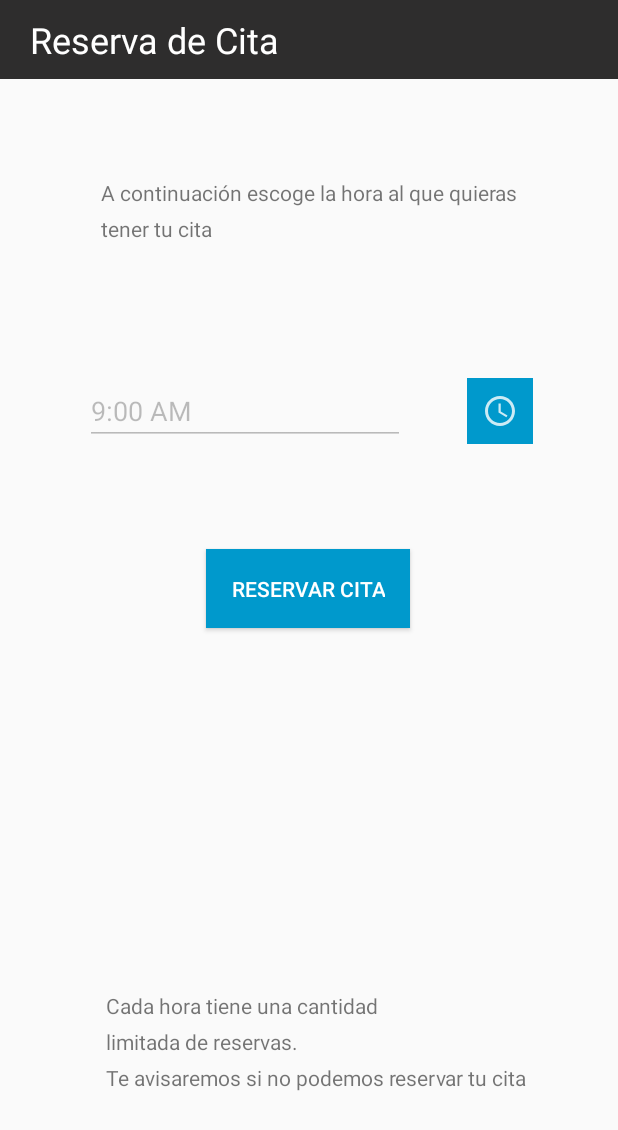
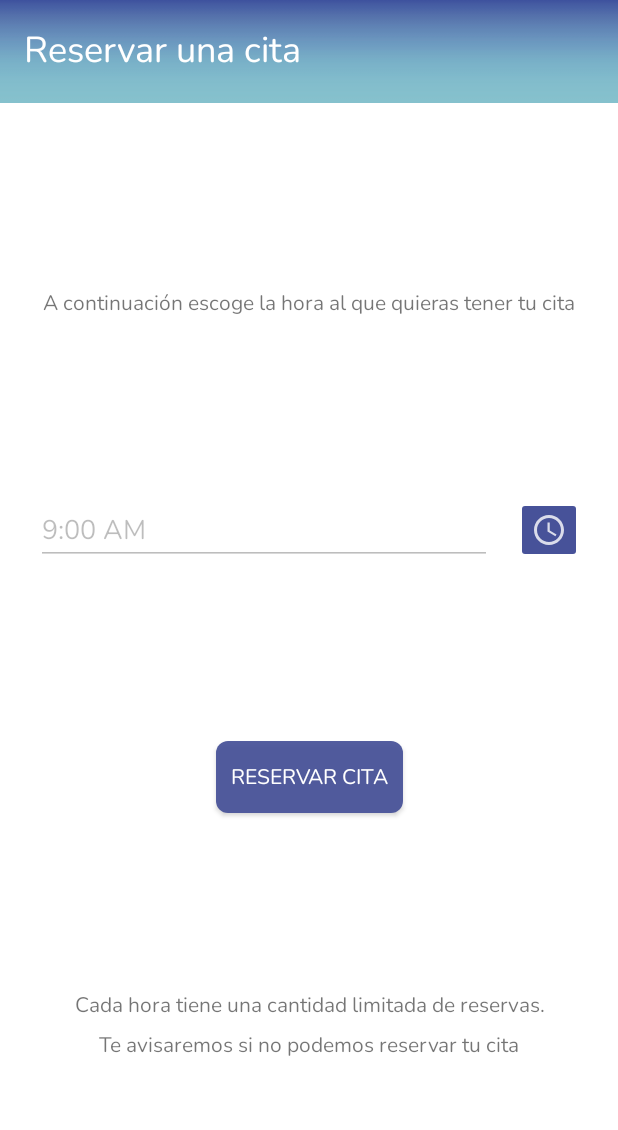
Before and after one commit to Jonatlop07/BookInPopOutMobile, an Android app: the userReserveDate screen opened directly, with no data from a screen before it, on a phone screen of 412 x 824 dp. Shown: the top 1130 px of the screen. Run offline under Robolectric (Android 15) with nearby library versions, the phone set to English and light mode, and no system bars; our stand-ins replace Firebase (no records; nobody signed in at launch, a user with empty details on screens opened directly); libraries missing offline, so code that uses them is left out: com.loopj.android, cz.msebera.android.

```diff
--- a/app/src/main/res/layout/activity_user_perfil.xml
+++ b/app/src/main/res/layout/activity_user_perfil.xml
@@ -11,10 +11,10 @@
         android:id="@+id/textView13"
         android:layout_width="0dp"
         android:layout_height="wrap_content"
-        android:layout_marginStart="32dp"
-        android:layout_marginLeft="32dp"
-        android:layout_marginEnd="32dp"
-        android:layout_marginRight="32dp"
+        android:layout_marginStart="16dp"
+        android:layout_marginLeft="16dp"
+        android:layout_marginEnd="16dp"
+        android:layout_marginRight="16dp"
         android:gravity="center_vertical"
         android:text="Perfil del Usuario"
         android:textColor="@android:color/white"
--- a/app/src/main/res/layout/activity_user_reserve_date.xml
+++ b/app/src/main/res/layout/activity_user_reserve_date.xml
@@ -4,93 +4,71 @@
     xmlns:tools="http://schemas.android.com/tools"
     android:layout_width="match_parent"
     android:layout_height="match_parent"
+    android:background="@drawable/top_line_bg"
     tools:context=".userReserveDate">
-
-    <TextView
-        android:id="@+id/textView20"
-        android:layout_width="0dp"
-        android:layout_height="wrap_content"
-        android:layout_marginBottom="8dp"
-        android:background="#2E2D2D"
-        android:gravity="center_vertical"
-        android:paddingLeft="20dp"
-        android:paddingTop="10dp"
-        android:paddingRight="20dp"
-        android:paddingBottom="10dp"
-        android:text="Reserva de Cita"
-        android:textColor="#FFFFFF"
-        android:textSize="24sp"
-        app:layout_constraintBottom_toBottomOf="parent"
-        app:layout_constraintEnd_toEndOf="parent"
-        app:layout_constraintStart_toStartOf="parent"
-        app:layout_constraintTop_toTopOf="parent"
-        app:layout_constraintVertical_bias="0.0" />
 
     <EditText
         android:id="@+id/timeText"
-        android:layout_width="wrap_content"
+        android:layout_width="0dp"
         android:layout_height="wrap_content"
-        android:layout_marginStart="16dp"
-        android:layout_marginLeft="16dp"
-        android:layout_marginTop="24dp"
+        android:layout_marginEnd="16dp"
+        android:layout_marginRight="16dp"
         android:ems="10"
         android:enabled="false"
         android:inputType="time"
         android:text="9:00 AM"
-        app:layout_constraintBottom_toBottomOf="parent"
+        app:fontFamily="@font/nunito"
+        app:layout_constraintBottom_toTopOf="@+id/reservoirButton"
         app:layout_constraintEnd_toStartOf="@+id/hourButton"
-        app:layout_constraintStart_toStartOf="parent"
-        app:layout_constraintTop_toBottomOf="@+id/textView10"
-        app:layout_constraintVertical_bias="0.110000014" />
+        app:layout_constraintHorizontal_bias="0.5"
+        app:layout_constraintStart_toStartOf="@+id/textView10"
+        app:layout_constraintTop_toBottomOf="@+id/textView10" />
 
     <TextView
         android:id="@+id/textView10"
-        android:layout_width="wrap_content"
+        android:layout_width="0dp"
         android:layout_height="wrap_content"
-        android:layout_marginStart="16dp"
-        android:layout_marginLeft="16dp"
-        android:layout_marginTop="16dp"
-        android:layout_marginEnd="16dp"
-        android:layout_marginRight="16dp"
+        android:layout_marginStart="24dp"
+        android:layout_marginLeft="24dp"
+        android:layout_marginTop="24dp"
+        android:layout_marginEnd="24dp"
+        android:layout_marginRight="24dp"
         android:lineSpacingExtra="8sp"
-        android:text="A continuación escoge la hora al que quieras\ntener tu cita"
+        android:text="A continuación escoge la hora al que quieras tener tu cita"
+        android:gravity="center"
         android:textSize="14sp"
-        app:layout_constraintBottom_toBottomOf="parent"
+        app:fontFamily="@font/nunito"
+        app:layout_constraintBottom_toTopOf="@+id/timeText"
         app:layout_constraintEnd_toEndOf="parent"
+        app:layout_constraintHorizontal_bias="0.5"
         app:layout_constraintStart_toStartOf="parent"
-        app:layout_constraintTop_toBottomOf="@+id/textView20"
-        app:layout_constraintVertical_bias="0.06999999" />
+        app:layout_constraintTop_toBottomOf="@+id/textView2"
+        app:layout_constraintVertical_chainStyle="spread" />
 
     <TextView
         android:id="@+id/textView11"
-        android:layout_width="wrap_content"
+        android:layout_width="0dp"
         android:layout_height="wrap_content"
-        android:layout_marginStart="16dp"
-        android:layout_marginLeft="16dp"
-        android:layout_marginTop="16dp"
-        android:layout_marginEnd="16dp"
-        android:layout_marginRight="16dp"
         android:lineSpacingExtra="8sp"
-        android:text="Cada hora tiene una cantidad\nlimitada de reservas.\nTe avisaremos si no podemos reservar tu cita"
+        android:text="Cada hora tiene una cantidad limitada de reservas.\nTe avisaremos si no podemos reservar tu cita"
         android:textSize="14sp"
+        android:gravity="center"
+        app:fontFamily="@font/nunito"
         app:layout_constraintBottom_toBottomOf="parent"
-        app:layout_constraintEnd_toEndOf="parent"
-        app:layout_constraintHorizontal_bias="0.552"
-        app:layout_constraintStart_toStartOf="parent"
-        app:layout_constraintTop_toBottomOf="@+id/textView20"
-        app:layout_constraintVertical_bias="0.86" />
+        app:layout_constraintEnd_toEndOf="@+id/textView10"
+        app:layout_constraintHorizontal_bias="0.5"
+        app:layout_constraintStart_toStartOf="@+id/textView10"
+        app:layout_constraintTop_toBottomOf="@+id/reservoirButton" />
 
     <ImageButton
         android:id="@+id/hourButton"
         android:layout_width="wrap_content"
         android:layout_height="wrap_content"
-        android:layout_marginEnd="16dp"
-        android:layout_marginRight="16dp"
-        android:background="@android:color/holo_blue_dark"
-        android:padding="15px"
+        android:backgroundTint="@color/colorPrimaryDark"
+        android:padding="10dp"
         android:tint="#FFFFFF"
         app:layout_constraintBottom_toBottomOf="@+id/timeText"
-        app:layout_constraintEnd_toEndOf="parent"
+        app:layout_constraintEnd_toEndOf="@+id/textView10"
         app:layout_constraintHorizontal_bias="0.5"
         app:layout_constraintStart_toEndOf="@+id/timeText"
         app:layout_constraintTop_toTopOf="@+id/timeText"
@@ -100,21 +78,45 @@
         android:id="@+id/reservoirButton"
         android:layout_width="wrap_content"
         android:layout_height="wrap_content"
+        android:layout_marginStart="24dp"
+        android:layout_marginLeft="24dp"
+        android:layout_marginEnd="24dp"
+        android:layout_marginRight="24dp"
+        android:background="@drawable/roundedbutton"
+        android:backgroundTint="@color/colorPrimaryDark"
+        android:paddingHorizontal="10dp"
+        android:text="Reservar Cita"
+        android:textColor="#FFFFFF"
+        app:fontFamily="@font/nunito"
+        app:layout_constraintBottom_toTopOf="@+id/textView11"
+        app:layout_constraintEnd_toEndOf="parent"
+        app:layout_constraintHorizontal_bias="0.5"
+        app:layout_constraintStart_toStartOf="parent"
+        app:layout_constraintTop_toBottomOf="@+id/timeText" />
+
+    <TextView
+        android:id="@+id/textView2"
+        android:layout_width="wrap_content"
+        android:layout_height="wrap_content"
         android:layout_marginStart="16dp"
         android:layout_marginLeft="16dp"
-        android:layout_marginTop="16dp"
         android:layout_marginEnd="16dp"
         android:layout_marginRight="16dp"
-        android:layout_marginBottom="16dp"
-        android:background="@android:color/holo_blue_dark"
-        android:padding="25px"
-        android:text="Reservar Cita"
-        android:textColor="#FFFFFF"
-        app:layout_constraintBottom_toBottomOf="parent"
+        android:text="Reservar una cita"
+        android:textColor="@android:color/white"
+        android:textSize="24sp"
+        app:fontFamily="@font/nunito"
+        app:layout_constraintBottom_toTopOf="@+id/guideline9"
         app:layout_constraintEnd_toEndOf="parent"
-        app:layout_constraintHorizontal_bias="0.498"
+        app:layout_constraintHorizontal_bias="0.0"
         app:layout_constraintStart_toStartOf="parent"
-        app:layout_constraintTop_toBottomOf="@+id/timeText"
-        app:layout_constraintVertical_bias="0.120000005" />
+        app:layout_constraintTop_toTopOf="parent" />
+
+    <androidx.constraintlayout.widget.Guideline
+        android:id="@+id/guideline9"
+        android:layout_width="wrap_content"
+        android:layout_height="wrap_content"
+        android:orientation="horizontal"
+        app:layout_constraintGuide_percent="0.08" />
 
 </androidx.constraintlayout.widget.ConstraintLayout>
```
Also changed, not shown: app/src/main/res/drawable-hdpi/past_cardview.png.
